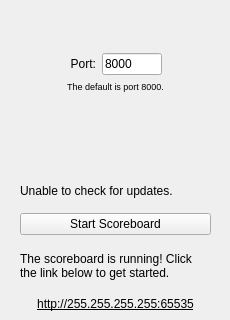
Qt form NSOBridge.ui (someweisguy/NSOBridge) before a commit; both pictures show x 0 to 230 and y 180 to 500 of the 230 by 500 pixel window.
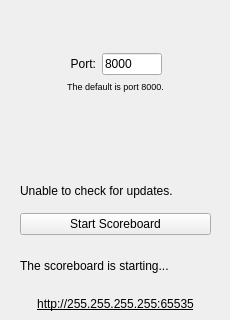
The same form after that commit.

Commit message: default label text

Patch:
```diff
--- a/NSOBridge.ui
+++ b/NSOBridge.ui
@@ -297,7 +297,7 @@
        </size>
       </property>
       <property name="text">
-       <string>The scoreboard is running! Click the link below to get started.</string>
+       <string>The scoreboard is starting...</string>
       </property>
       <property name="alignment">
        <set>Qt::AlignLeading|Qt::AlignLeft|Qt::AlignVCenter</set>
```
